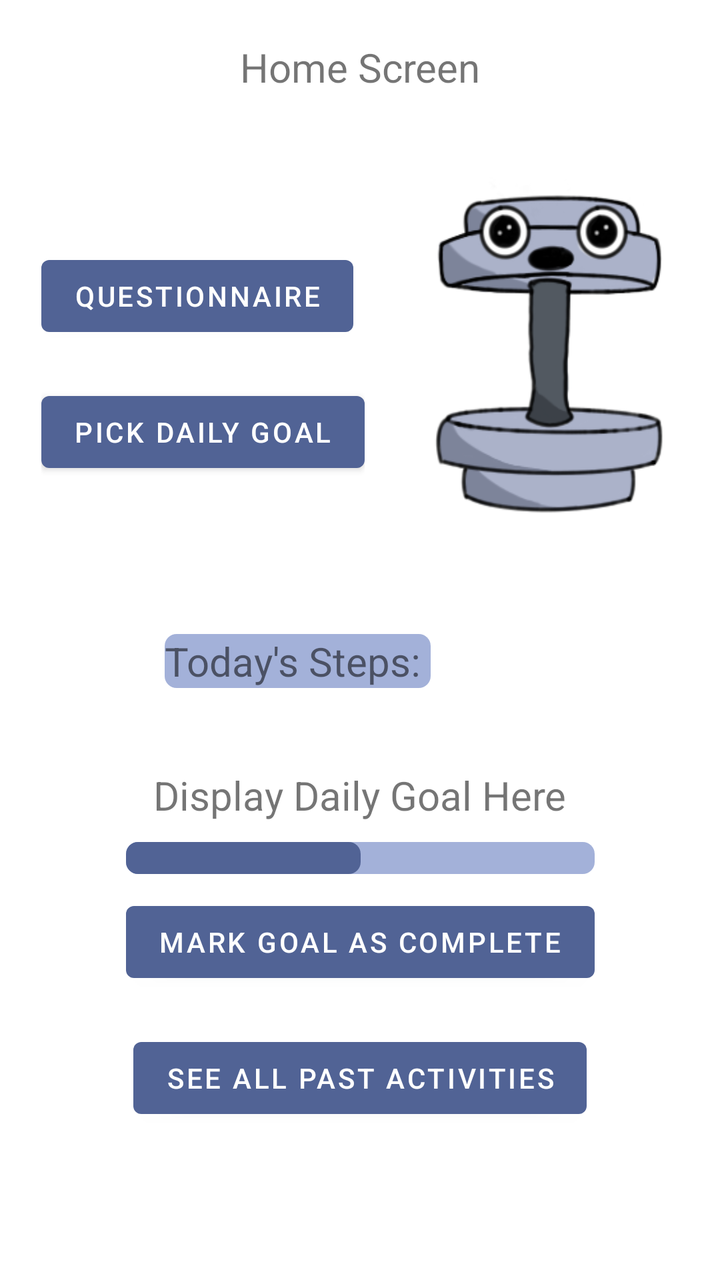
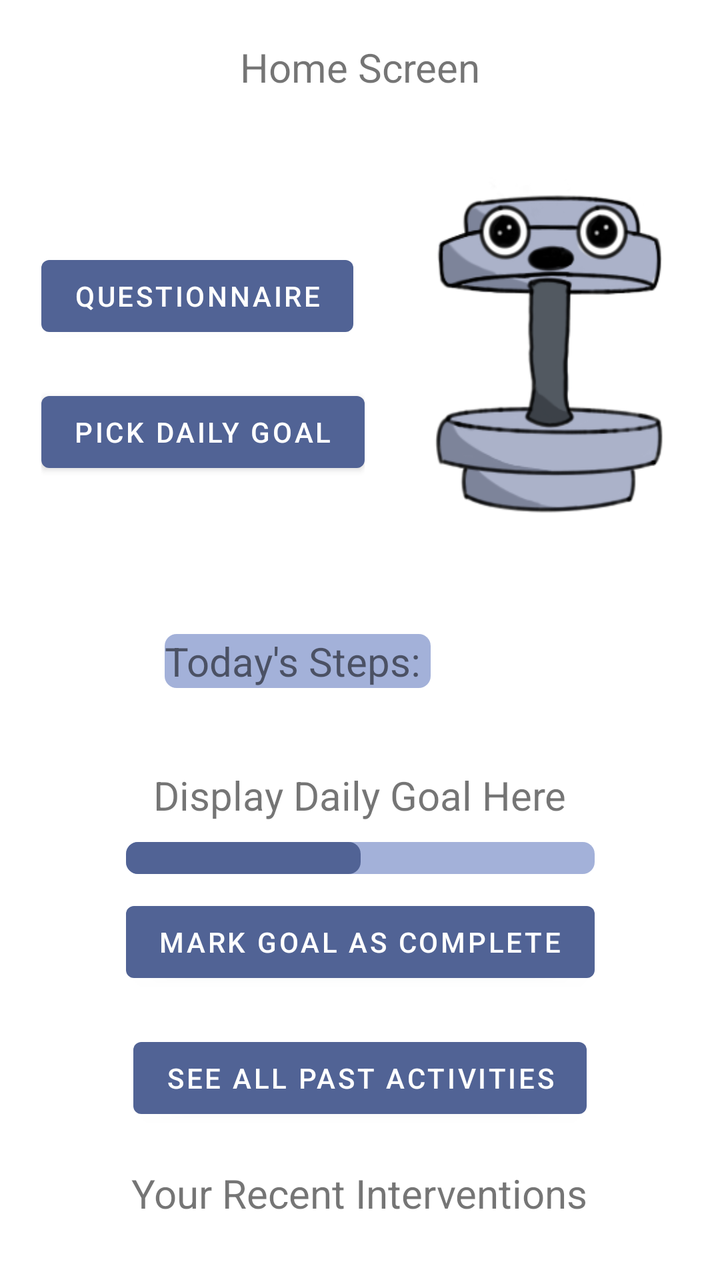

The first picture is an Android layout as it rendered before a commit; the second is the same layout after the commit. The layout source and the unified diff follow.
<!-- AndroidManifest.xml: application theme Theme.SELab23B02 -->
<!-- res/layout/fragment_home.xml -->
<?xml version="1.0" encoding="utf-8"?>
<androidx.constraintlayout.widget.ConstraintLayout xmlns:android="http://schemas.android.com/apk/res/android"
    xmlns:app="http://schemas.android.com/apk/res-auto"
    xmlns:tools="http://schemas.android.com/tools"
    android:layout_width="match_parent"
    android:layout_height="match_parent"
    tools:context=".HomeFragment">


    <ScrollView
        android:layout_width="match_parent"
        android:layout_height="match_parent"
        app:layout_constraintBottom_toBottomOf="parent"
        app:layout_constraintLeft_toLeftOf="parent"
        app:layout_constraintRight_toRightOf="parent"
        app:layout_constraintTop_toTopOf="parent">

        <androidx.constraintlayout.widget.ConstraintLayout
            android:layout_width="match_parent"
            android:layout_height="match_parent">

            <TextView
                android:id="@+id/tvHomeTitle"
                android:layout_width="wrap_content"
                android:layout_height="wrap_content"
                android:layout_gravity="center"
                android:layout_marginTop="20dp"
                android:text="Home Screen"
                android:textSize="20sp"
                app:layout_constraintLeft_toLeftOf="parent"
                app:layout_constraintRight_toRightOf="parent"
                app:layout_constraintTop_toTopOf="parent" />

            <LinearLayout

                android:id="@+id/linearLayoutHomeUpper"
                android:layout_width="wrap_content"
                android:layout_height="wrap_content"
                android:layout_marginTop="20dp"
                android:divider="@drawable/divider_big"
                android:gravity="center"
                android:orientation="horizontal"
                android:showDividers="middle"
                app:layout_constraintLeft_toLeftOf="parent"
                app:layout_constraintRight_toRightOf="parent"
                app:layout_constraintTop_toBottomOf="@id/tvHomeTitle">

                <LinearLayout
                    android:id="@+id/linearLayoutHomeLittleBeing"
                    android:layout_width="wrap_content"
                    android:layout_height="wrap_content"
                    android:layout_gravity="center"
                    android:orientation="vertical"
                    app:layout_constraintLeft_toLeftOf="parent"
                    app:layout_constraintRight_toRightOf="parent"
                    app:layout_constraintTop_toBottomOf="@id/buttonLittleBeing">

                    <Button
                        android:id="@+id/btHomeQuestionnaire"
                        android:layout_width="wrap_content"
                        android:layout_height="wrap_content"
                        android:layout_marginTop="20dp"
                        android:onClick="QuestionnaireClicked"
                        android:text="Questionnaire" />

                    <Button
                        android:id="@+id/btHomeDailyGoal"
                        android:layout_width="wrap_content"
                        android:layout_height="wrap_content"
                        android:layout_marginTop="20dp"
                        android:onClick="PickDailyGoalClicked"
                        android:text="Pick Daily Goal" />
                </LinearLayout>

                <ImageButton
                    android:id="@+id/buttonLittleBeing"
                    android:layout_width="132dp"
                    android:layout_height="210dp"
                    android:background="@drawable/little_being" />
            </LinearLayout>

            <TextView
                android:id="@+id/textViewStepCount"
                android:layout_width="wrap_content"
                android:layout_height="wrap_content"
                android:layout_marginTop="40dp"
                android:text="Today's Steps: "
                android:textSize="20sp"
                app:layout_constraintLeft_toLeftOf="parent"
                app:layout_constraintRight_toRightOf="@id/linearLayoutHomeDailyGoal"
                app:layout_constraintTop_toBottomOf="@id/linearLayoutHomeUpper"
                android:background="@drawable/progress_bar_background"/>

            <LinearLayout
                android:id="@+id/linearLayoutHomeDailyGoal"
                android:layout_width="wrap_content"
                android:layout_height="wrap_content"
                android:layout_marginTop="40dp"
                android:divider="@drawable/divider"
                android:gravity="center"
                android:orientation="vertical"
                android:showDividers="middle"

                app:layout_constraintLeft_toLeftOf="parent"
                app:layout_constraintRight_toRightOf="parent"
                app:layout_constraintTop_toBottomOf="@+id/textViewStepCount">

                <TextView
                    android:id="@+id/DailyGoalTxt"
                    android:layout_width="wrap_content"
                    android:layout_height="wrap_content"
                    android:text="Display Daily Goal Here"
                    android:textSize="20sp" />

                <ProgressBar
                    android:id="@+id/DailyGoalProgressBar"
                    style="?android:progressBarStyleHorizontal"
                    android:layout_width="match_parent"
                    android:layout_height="wrap_content"
                    android:indeterminate="false"
                    android:max="100"
                    android:progress="50"
                    android:progressDrawable="@drawable/progress_bar_background" />

                <Button
                    android:id="@+id/btHomeGoalComplete"
                    android:layout_width="wrap_content"
                    android:layout_height="wrap_content"
                    android:onClick="markGoalAsCompleteClicked"
                    android:text="Mark Goal as Complete" />

            </LinearLayout>

            <Button
                android:id="@+id/SeeAllPastActivitiesButton"
                android:layout_width="wrap_content"
                android:layout_height="wrap_content"
                android:layout_marginTop="20dp"
                android:onClick="seeAllPastActivitiesClicked"
                android:text="See all past activities"
                app:layout_constraintBottom_toBottomOf="parent"
                app:layout_constraintLeft_toLeftOf="parent"
                app:layout_constraintRight_toRightOf="parent"
                app:layout_constraintTop_toBottomOf="@+id/linearLayoutHomeDailyGoal" />
        </androidx.constraintlayout.widget.ConstraintLayout>
    </ScrollView>

</androidx.constraintlayout.widget.ConstraintLayout>
<!-- resources referenced by this layout -->
<resources>
  <!-- drawable divider (drawable) -->
  <?xml version="1.0" encoding="utf-8"?>
  <shape xmlns:android="http://schemas.android.com/apk/res/android">
      <size
          android:height="10dp"
          android:width="5dp"
          />
  </shape>
  <!-- drawable divider_big (drawable) -->
  <?xml version="1.0" encoding="utf-8"?>
  <shape xmlns:android="http://schemas.android.com/apk/res/android">
      <size
          android:height="0dp"
          android:width="25dp"
          />
  </shape>
  <!-- drawable little_being: png bitmap (drawable, 34207 bytes) -->
  <!-- drawable progress_bar_background (drawable) -->
  <?xml version="1.0" encoding="utf-8"?>
  <layer-list xmlns:android="http://schemas.android.com/apk/res/android">
      <item android:id="@android:id/background">
          <shape android:shape="rectangle">
              <corners android:radius="6dp"/>
              <solid android:color="#a3b1d9"/>
          </shape>
      </item>
  
      <item android:id="@+id/progress">
          <scale android:scaleWidth="100%">
              <shape android:shape="rectangle">
                  <corners android:radius="6dp"/>
                  <solid android:color="@color/accent_color"/>
              </shape>
  
          </scale>
      </item>
  
  </layer-list>
  <style name="Theme.SELab23B02" parent="Theme.MaterialComponents.DayNight.DarkActionBar">
          
          <item name="colorPrimary">@color/accent_color</item>
          <item name="colorPrimaryVariant">@color/accent_color</item>
          <item name="colorOnPrimary">@color/white</item>
          
          <item name="colorSecondary">@color/teal_200</item>
          <item name="colorSecondaryVariant">@color/teal_700</item>
          <item name="colorOnSecondary">@color/black</item>
          
          <item name="android:statusBarColor">?attr/colorPrimaryVariant</item>
          
      </style>
  <color name="accent_color">#516395</color>
  <color name="white">#FFFFFFFF</color>
  <color name="teal_200">#FF03DAC5</color>
  <color name="teal_700">#FF018786</color>
  <color name="black">#FF000000</color>
</resources>

<!-- the commit's change to res/layout/fragment_home.xml (unified diff, before → after) -->
@@ -4,6 +4,7 @@
     xmlns:tools="http://schemas.android.com/tools"
     android:layout_width="match_parent"
     android:layout_height="match_parent"
+    android:layout_marginBottom="65dp"
     tools:context=".HomeFragment">
 
 
@@ -131,6 +132,7 @@
 
             </LinearLayout>
 
+
             <Button
                 android:id="@+id/SeeAllPastActivitiesButton"
                 android:layout_width="wrap_content"
@@ -138,10 +140,33 @@
                 android:layout_marginTop="20dp"
                 android:onClick="seeAllPastActivitiesClicked"
                 android:text="See all past activities"
-                app:layout_constraintBottom_toBottomOf="parent"
                 app:layout_constraintLeft_toLeftOf="parent"
                 app:layout_constraintRight_toRightOf="parent"
                 app:layout_constraintTop_toBottomOf="@+id/linearLayoutHomeDailyGoal" />
+
+            <LinearLayout
+                android:id="@+id/linearLayoutHomeRecentActivities"
+                android:layout_width="match_parent"
+                android:layout_height="wrap_content"
+                android:orientation="vertical"
+                android:gravity="center"
+                android:paddingRight="20dp"
+                android:paddingLeft="20dp"
+                android:layout_marginTop="20dp"
+                android:divider="@drawable/divider"
+                android:showDividers="middle"
+
+                app:layout_constraintTop_toBottomOf="@+id/SeeAllPastActivitiesButton"
+                app:layout_constraintLeft_toLeftOf="parent"
+                app:layout_constraintRight_toRightOf="parent"
+                app:layout_constraintBottom_toBottomOf="parent">
+
+                <TextView
+                    android:layout_width="wrap_content"
+                    android:layout_height="wrap_content"
+                    android:text="Your Recent Interventions"
+                    android:textSize="20sp"/>
+            </LinearLayout>
         </androidx.constraintlayout.widget.ConstraintLayout>
     </ScrollView>
 
